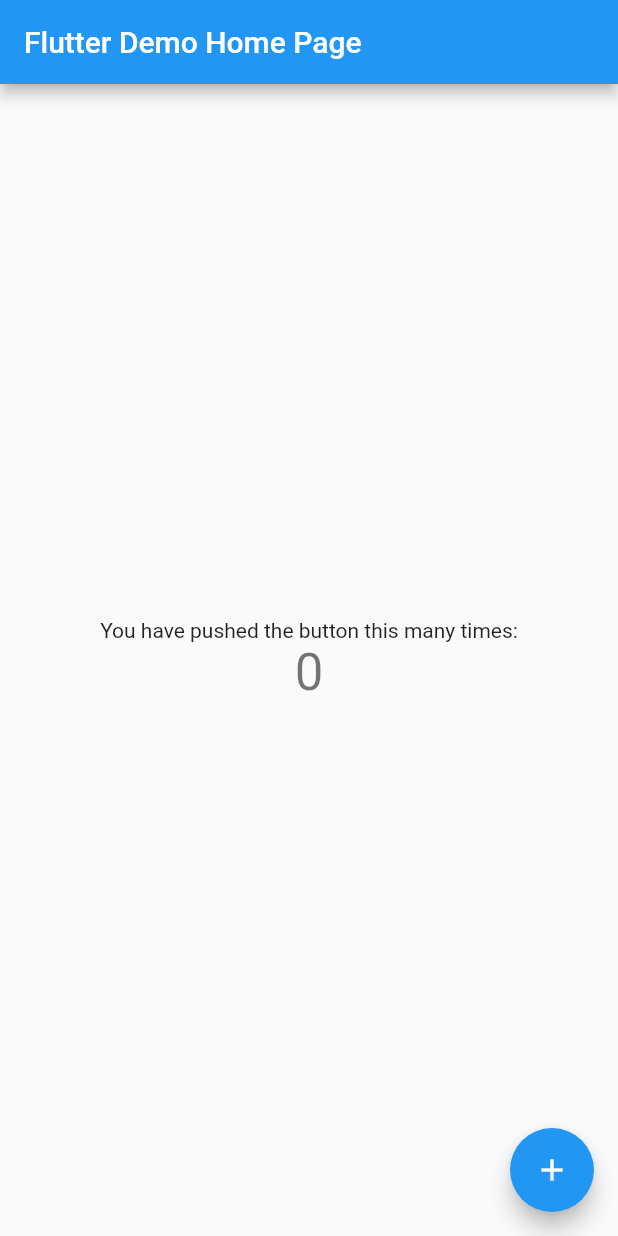
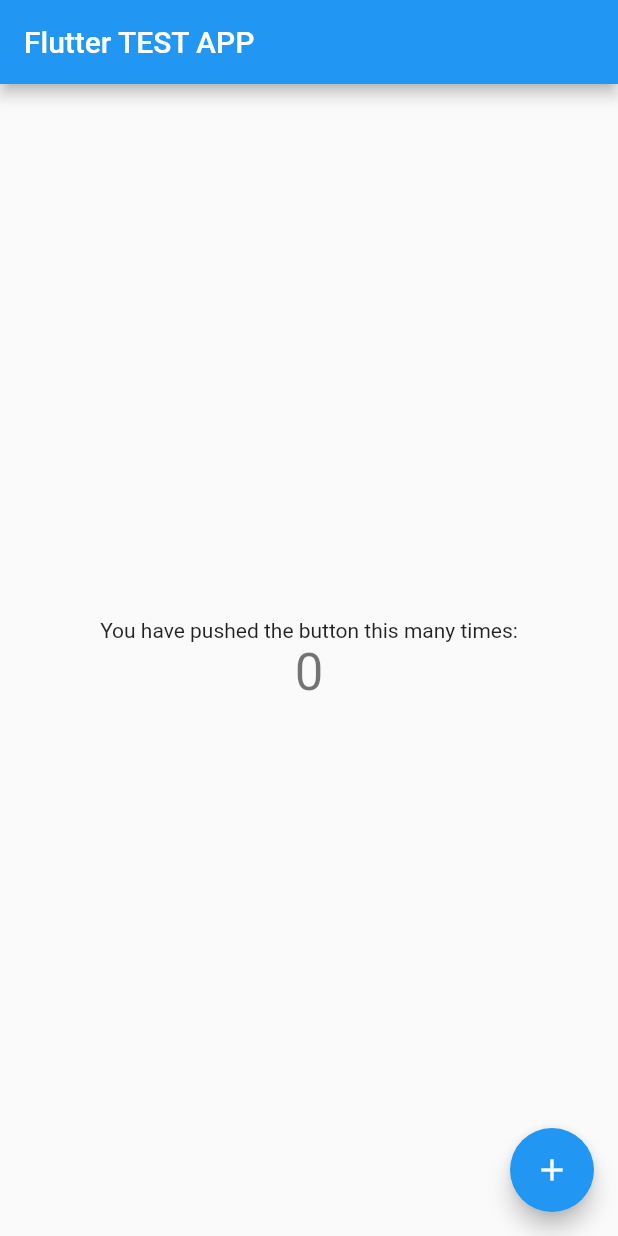
Before and after one commit to Nathannicolle/flutter-experiments, a Flutter app: the screen it shows after launch, on a phone screen of 412 x 824 dp. Run offline on Flutter 3.47's test engine with Material 2 defaults, Android fonts, the phone set to English and light mode, and no system bars.

Commit message:
discovering test app by default

```diff
--- a/testflutter/lib/main.dart
+++ b/testflutter/lib/main.dart
@@ -11,7 +11,7 @@ class MyApp extends StatelessWidget {
   @override
   Widget build(BuildContext context) {
     return MaterialApp(
-      title: 'Flutter Demo',
+      title: 'Test Demo',
       theme: ThemeData(
         // This is the theme of your application.
         //
@@ -24,7 +24,7 @@ class MyApp extends StatelessWidget {
         // is not restarted.
         primarySwatch: Colors.blue,
       ),
-      home: const MyHomePage(title: 'Flutter Demo Home Page'),
+      home: const MyHomePage(title: 'Flutter TEST APP'),
     );
   }
 }
```
